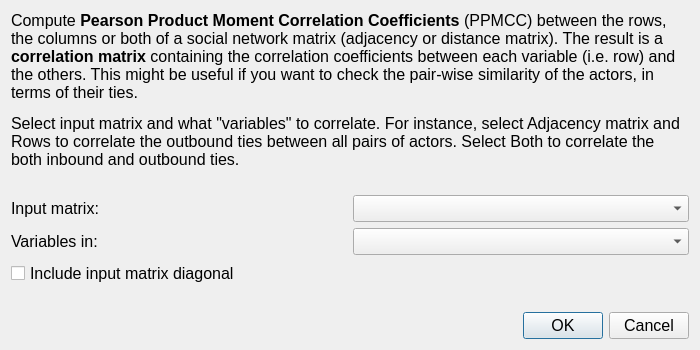
First picture: the form in src/forms/dialogsimilaritypearson.ui, repository socnetv/app, before the edit.
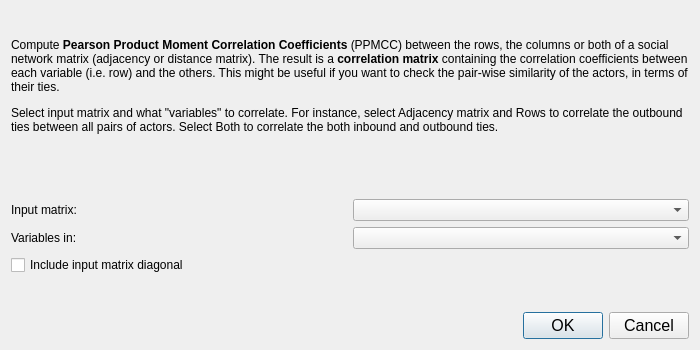
Second picture: the form after the edit.

Commit message: fixed pointsizes in macos

```diff
--- a/src/forms/dialogsimilaritypearson.ui
+++ b/src/forms/dialogsimilaritypearson.ui
@@ -31,11 +31,6 @@
     <height>600</height>
    </size>
   </property>
-  <property name="font">
-   <font>
-    <pointsize>10</pointsize>
-   </font>
-  </property>
   <property name="windowTitle">
    <string>Pearson Correlations</string>
   </property>
@@ -44,11 +39,6 @@
     <layout class="QHBoxLayout" name="horizontalLayout">
      <item>
       <widget class="QLabel" name="label_2">
-       <property name="font">
-        <font>
-         <pointsize>12</pointsize>
-        </font>
-       </property>
        <property name="text">
         <string>Input matrix:</string>
        </property>
@@ -62,11 +52,6 @@
          <height>0</height>
         </size>
        </property>
-       <property name="font">
-        <font>
-         <pointsize>12</pointsize>
-        </font>
-       </property>
        <property name="focusPolicy">
         <enum>Qt::StrongFocus</enum>
        </property>
@@ -81,11 +66,6 @@
     <layout class="QHBoxLayout" name="horizontalLayout_2">
      <item>
       <widget class="QLabel" name="label_3">
-       <property name="font">
-        <font>
-         <pointsize>12</pointsize>
-        </font>
-       </property>
        <property name="text">
         <string>Variables in:</string>
        </property>
@@ -99,11 +79,6 @@
          <height>0</height>
         </size>
        </property>
-       <property name="font">
-        <font>
-         <pointsize>12</pointsize>
-        </font>
-       </property>
        <property name="focusPolicy">
         <enum>Qt::StrongFocus</enum>
        </property>
@@ -146,11 +121,6 @@
        <height>150</height>
       </size>
      </property>
-     <property name="font">
-      <font>
-       <pointsize>12</pointsize>
-      </font>
-     </property>
      <property name="text">
       <string>&lt;html&gt;&lt;head/&gt;&lt;body&gt;&lt;p&gt;Compute &lt;span style=&quot; font-weight:600;&quot;&gt;Pearson Product Moment Correlation Coefficients&lt;/span&gt; (PPMCC) between the rows, the columns or both of a social network matrix (adjacency or distance matrix). The result is a &lt;span style=&quot; font-weight:600;&quot;&gt;correlation matrix &lt;/span&gt;containing the correlation coefficients between each variable (i.e. row) and the others. This might be useful if you want to check the pair-wise similarity of the actors, in terms of their ties. &lt;/p&gt;&lt;p&gt;Select input matrix and what &amp;quot;variables&amp;quot; to correlate. For instance, select Adjacency matrix and Rows to correlate the outbound ties between all pairs of actors. Select Both to correlate the both inbound and outbound ties.&lt;/p&gt;&lt;/body&gt;&lt;/html&gt;</string>
      </property>
@@ -164,11 +134,6 @@
    </item>
    <item row="4" column="0">
     <widget class="QCheckBox" name="diagonalCheckBox">
-     <property name="font">
-      <font>
-       <pointsize>12</pointsize>
-      </font>
-     </property>
      <property name="statusTip">
       <string>Enable to include matrix diagonal in calculations</string>
      </property>
```
The commit also changes 15 other files.
